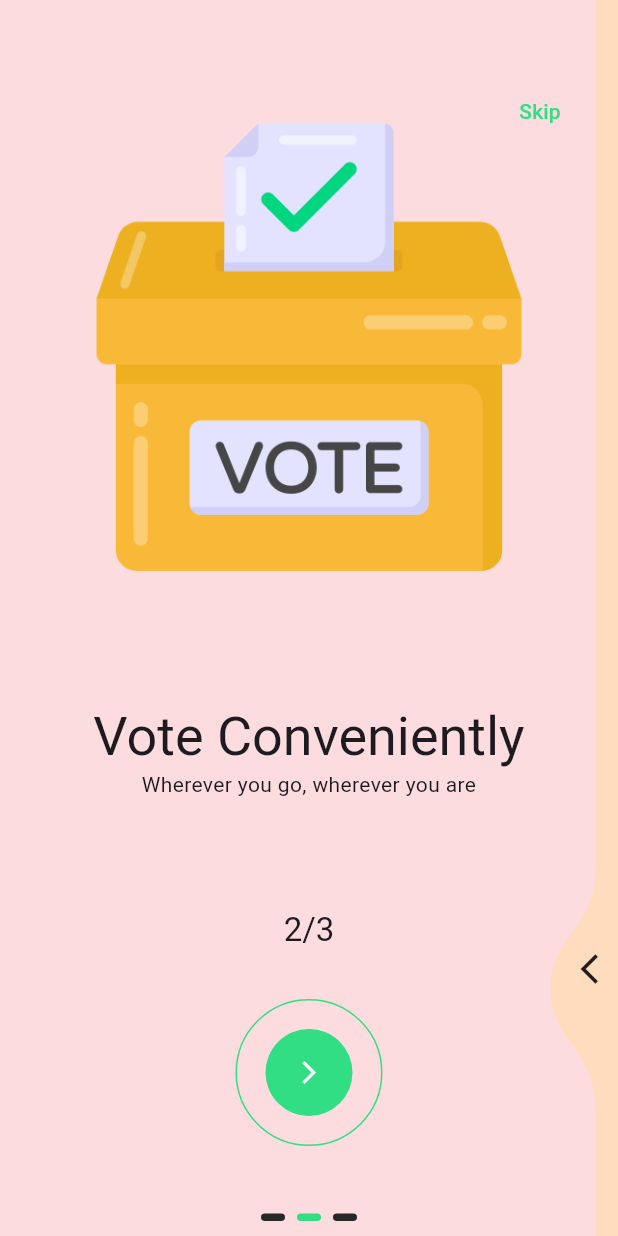
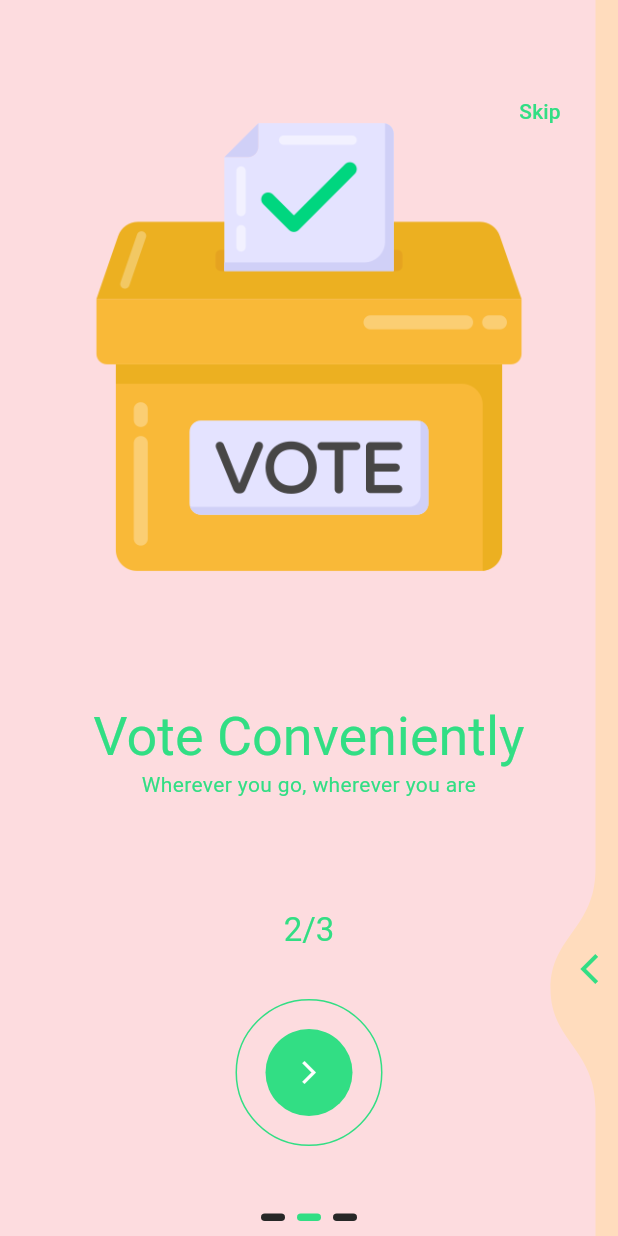
Before and after one commit to Anyongyeire/Final-year-project, a Flutter app: the screen it shows after launch, after a tap on the "arrow forward ios" icon, on a phone screen of 412 x 824 dp. Run offline on Flutter 3.47's test engine with Material 3 defaults, Android fonts, the phone set to English and light mode, and no system bars; drawn by our look-alikes of liquid_swipe, smooth_page_indicator; our stand-ins replace flash, flutter_otp_text_field, flutter_riverpod, get, go_router, google_fonts; missing offline and left inert: flextras.

Commit message:
A few changes in styling here and there

```diff
--- a/lib/main.dart
+++ b/lib/main.dart
@@ -84,7 +84,7 @@ class MyHomePage extends StatelessWidget {
 class Router {
   static Route<dynamic> generateRoute(RouteSettings settings) {
     switch (settings.name) {
-      case '/welsome-screen-page':
+      case '/welcome-screen-page':
         return MaterialPageRoute(builder: (_) => WelcomeScreen());
       default:
         return MaterialPageRoute(
--- a/lib/src/features/authentication/screens/forgot_password/forgot_password_otp/otp_screen.dart
+++ b/lib/src/features/authentication/screens/forgot_password/forgot_password_otp/otp_screen.dart
@@ -35,7 +35,7 @@ class OtpScreen extends StatelessWidget {
             const SizedBox(
               height: 40.0,
             ),
-            Text(
+            const Text(
               tOtpMessage + tOtpMail,
               textAlign: TextAlign.center,
             ),
@@ -63,7 +63,7 @@ class OtpScreen extends StatelessWidget {
               width: double.infinity,
               child: ElevatedButton(
                 onPressed: () {},
-                child: Text(
+                child: const Text(
                   tNext,
                 ),
               ),
--- a/lib/src/features/authentication/screens/on_bording/on_bording_page_widget.dart
+++ b/lib/src/features/authentication/screens/on_bording/on_bording_page_widget.dart
@@ -1,4 +1,5 @@
 import 'package:flutter/material.dart';
+import '../../../../constants/colors.dart';
 import '../../models/model_on_bording.dart';
 import '../../../../constants/sizes.dart';
 
@@ -12,7 +13,10 @@ class OnBordingPageWidget extends StatelessWidget {
 
   @override
   Widget build(BuildContext context) {
-    final size = MediaQuery.of(context).size;
+    var mediaQuery = MediaQuery.of(context);
+    final size = mediaQuery.size;
+    var brightness = mediaQuery.platformBrightness;
+    final isDarkMode = brightness == Brightness.dark;
     return Container(
       padding: const EdgeInsets.all(tDefaultSize),
       color: model.bgcolor,
@@ -28,18 +32,31 @@ class OnBordingPageWidget extends StatelessWidget {
           Column(
             children: [
               Text(
-                model.title,
-                style: Theme.of(context).textTheme.headline3,
+                model
+                    .title, //style: Colors.(color: isDarkMode ? tSecondaryColor : tPrimaryColor) ,
+                // selectionColor: isDarkMode ? tSecondaryColor : tPrimaryColor,
+                style: Theme.of(context).textTheme.headline3?.copyWith(
+                      color: isDarkMode ? tSecondaryColor : tPrimaryColor,
+                    ),
               ),
               Text(
                 model.subTitle,
                 textAlign: TextAlign.center,
+                style: TextStyle(
+                  color: isDarkMode ? tSecondaryColor : tPrimaryColor,
+                ),
               ),
             ],
           ),
           Text(
             model.counterText,
-            style: Theme.of(context).textTheme.headline6,
+            // style: TextStyle(
+            //   color: isDarkMode ? tSecondaryColor : tPrimaryColor,
+
+            // ),
+            style: Theme.of(context).textTheme.headline6?.copyWith(
+                  color: isDarkMode ? tSecondaryColor : tPrimaryColor,
+                ),
           ),
           const SizedBox(
             height: 50.0,
--- a/lib/src/features/authentication/screens/on_bording/on_bording_screen.dart
+++ b/lib/src/features/authentication/screens/on_bording/on_bording_screen.dart
@@ -11,6 +11,9 @@ class OnBordingScreen extends StatelessWidget {
   @override
   Widget build(BuildContext context) {
     final obcontroller = OnBordingController();
+    var mediaQuery = MediaQuery.of(context);
+    var brightness = mediaQuery.platformBrightness;
+    final isDarkMode = brightness == Brightness.dark;
 
     return Scaffold(
       body: Stack(
@@ -20,7 +23,10 @@ class OnBordingScreen extends StatelessWidget {
             pages: obcontroller.pages,
             liquidController: obcontroller.controller,
             onPageChangeCallback: obcontroller.OnPageChangeCallback,
-            slideIconWidget: const Icon(Icons.arrow_back_ios),
+            slideIconWidget: Icon(
+              Icons.arrow_back_ios,
+              color: isDarkMode ? tSecondaryColor : tPrimaryColor,
+            ),
             enableSideReveal: true,
           ),
           Positioned(
@@ -28,7 +34,8 @@ class OnBordingScreen extends StatelessWidget {
             child: OutlinedButton(
               onPressed: () => obcontroller.animateToNextSlide(),
               style: ElevatedButton.styleFrom(
-                side: const BorderSide(color: tPrimaryColor),
+                side: BorderSide(
+                    color: isDarkMode ? tSecondaryColor : tPrimaryColor),
                 shape: const CircleBorder(),
                 padding: const EdgeInsets.all(20.0),
                 onPrimary: Colors.white,
@@ -49,7 +56,7 @@ class OnBordingScreen extends StatelessWidget {
             child: TextButton(
               onPressed: () {
                 obcontroller.skip();
-                Navigator.pushNamed(context, '/welsome-screen-page');
+                Navigator.pushNamed(context, '/welcome-screen-page');
               },
               child: const Text(
                 "Skip",
--- a/lib/src/features/authentication/screens/welcome/welcome_screen.dart
+++ b/lib/src/features/authentication/screens/welcome/welcome_screen.dart
@@ -11,7 +11,7 @@ import '../../../../common_widgets/fade_in_animation/fade_in_animation_model.dar
 import '../../../../constants/exporter.dart';
 
 class WelcomeScreen extends StatelessWidget {
-  static const routeName = '/welsome-screen-page';
+  static const routeName = '/welcome-screen-page';
   const WelcomeScreen({super.key});
 
   @override
```
